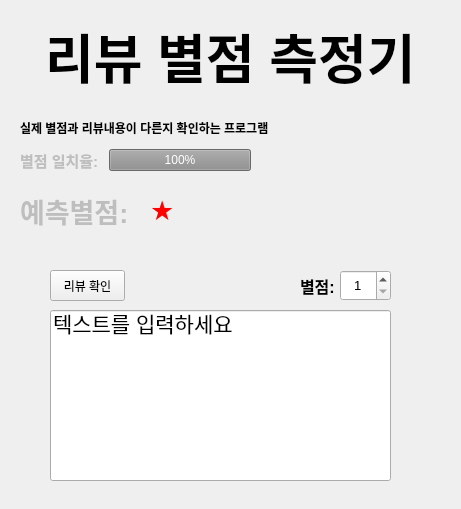
The window that review_ui.ui (Raphaelkim96/Star_Rating_Review_KJH) describes before a commit, drawn with Qt 5.
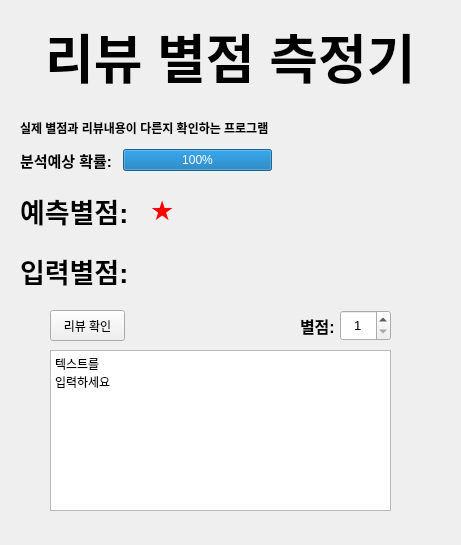
The same window after the commit.

Diff of the .ui file:
```diff
--- a/review_ui.ui
+++ b/review_ui.ui
@@ -2,12 +2,15 @@
 <ui version="4.0">
  <class>Form</class>
  <widget class="QWidget" name="Form">
+  <property name="enabled">
+   <bool>true</bool>
+  </property>
   <property name="geometry">
    <rect>
     <x>0</x>
     <y>0</y>
     <width>461</width>
-    <height>509</height>
+    <height>545</height>
    </rect>
   </property>
   <property name="font">
@@ -73,41 +76,12 @@
     <string>실제 별점과 리뷰내용이 다른지 확인하는 프로그램</string>
    </property>
   </widget>
-  <widget class="QLineEdit" name="lineEdit">
-   <property name="enabled">
-    <bool>true</bool>
-   </property>
-   <property name="geometry">
-    <rect>
-     <x>50</x>
-     <y>310</y>
-     <width>341</width>
-     <height>171</height>
-    </rect>
-   </property>
-   <property name="font">
-    <font>
-     <pointsize>16</pointsize>
-     <weight>50</weight>
-     <bold>false</bold>
-    </font>
-   </property>
-   <property name="autoFillBackground">
-    <bool>false</bool>
-   </property>
-   <property name="text">
-    <string>텍스트를 입력하세요</string>
-   </property>
-   <property name="alignment">
-    <set>Qt::AlignLeading|Qt::AlignLeft|Qt::AlignTop</set>
-   </property>
-  </widget>
   <widget class="QWidget" name="horizontalLayoutWidget">
    <property name="geometry">
     <rect>
      <x>20</x>
      <y>140</y>
-     <width>231</width>
+     <width>252</width>
      <height>41</height>
     </rect>
    </property>
@@ -115,7 +89,7 @@
     <item>
      <widget class="QLabel" name="label_3">
       <property name="enabled">
-       <bool>false</bool>
+       <bool>true</bool>
       </property>
       <property name="font">
        <font>
@@ -125,14 +99,14 @@
        </font>
       </property>
       <property name="text">
-       <string>별점 일치율: </string>
+       <string>분석예상 확률: </string>
       </property>
      </widget>
     </item>
     <item>
      <widget class="QProgressBar" name="progressBar">
       <property name="enabled">
-       <bool>false</bool>
+       <bool>true</bool>
       </property>
       <property name="value">
        <number>100</number>
@@ -145,7 +119,7 @@
    <property name="geometry">
     <rect>
      <x>340</x>
-     <y>270</y>
+     <y>310</y>
      <width>51</width>
      <height>31</height>
     </rect>
@@ -174,7 +148,7 @@
    <property name="geometry">
     <rect>
      <x>300</x>
-     <y>270</y>
+     <y>310</y>
      <width>41</width>
      <height>31</height>
     </rect>
@@ -194,7 +168,7 @@
    <property name="geometry">
     <rect>
      <x>50</x>
-     <y>270</y>
+     <y>310</y>
      <width>75</width>
      <height>31</height>
     </rect>
@@ -205,7 +179,7 @@
   </widget>
   <widget class="QLabel" name="label_5">
    <property name="enabled">
-    <bool>false</bool>
+    <bool>true</bool>
    </property>
    <property name="geometry">
     <rect>
@@ -252,6 +226,73 @@
     <string>★</string>
    </property>
   </widget>
+  <widget class="QLabel" name="label_6">
+   <property name="enabled">
+    <bool>true</bool>
+   </property>
+   <property name="geometry">
+    <rect>
+     <x>20</x>
+     <y>250</y>
+     <width>131</width>
+     <height>41</height>
+    </rect>
+   </property>
+   <property name="font">
+    <font>
+     <pointsize>20</pointsize>
+     <weight>75</weight>
+     <bold>true</bold>
+    </font>
+   </property>
+   <property name="text">
+    <string>입력별점:</string>
+   </property>
+  </widget>
+  <widget class="QLabel" name="my_star_label">
+   <property name="enabled">
+    <bool>false</bool>
+   </property>
+   <property name="geometry">
+    <rect>
+     <x>150</x>
+     <y>250</y>
+     <width>211</width>
+     <height>41</height>
+    </rect>
+   </property>
+   <property name="font">
+    <font>
+     <pointsize>20</pointsize>
+     <weight>75</weight>
+     <bold>true</bold>
+    </font>
+   </property>
+   <property name="styleSheet">
+    <string notr="true">color: rgb(255,0, 255)</string>
+   </property>
+   <property name="text">
+    <string/>
+   </property>
+  </widget>
+  <widget class="QTextEdit" name="text_edit">
+   <property name="geometry">
+    <rect>
+     <x>50</x>
+     <y>350</y>
+     <width>341</width>
+     <height>161</height>
+    </rect>
+   </property>
+   <property name="html">
+    <string>&lt;!DOCTYPE HTML PUBLIC &quot;-//W3C//DTD HTML 4.0//EN&quot; &quot;http://www.w3.org/TR/REC-html40/strict.dtd&quot;&gt;
+&lt;html&gt;&lt;head&gt;&lt;meta name=&quot;qrichtext&quot; content=&quot;1&quot; /&gt;&lt;style type=&quot;text/css&quot;&gt;
+p, li { white-space: pre-wrap; }
+&lt;/style&gt;&lt;/head&gt;&lt;body style=&quot; font-family:'Gulim'; font-size:9pt; font-weight:400; font-style:normal;&quot;&gt;
+&lt;p style=&quot; margin-top:0px; margin-bottom:0px; margin-left:0px; margin-right:0px; -qt-block-indent:0; text-indent:0px;&quot;&gt;텍스트를 &lt;/p&gt;
+&lt;p style=&quot; margin-top:0px; margin-bottom:0px; margin-left:0px; margin-right:0px; -qt-block-indent:0; text-indent:0px;&quot;&gt;입력하세요&lt;/p&gt;&lt;/body&gt;&lt;/html&gt;</string>
+   </property>
+  </widget>
  </widget>
  <resources/>
  <connections/>
```
Left out of the diff: 8 changed lines with no effect on the pictures.
